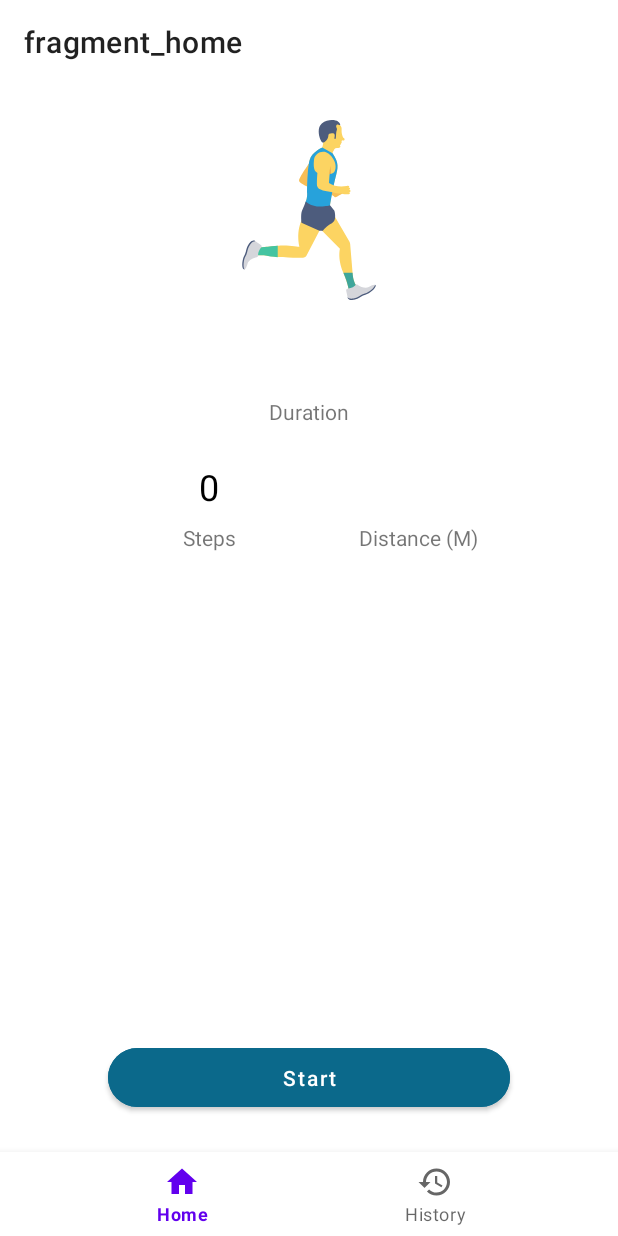
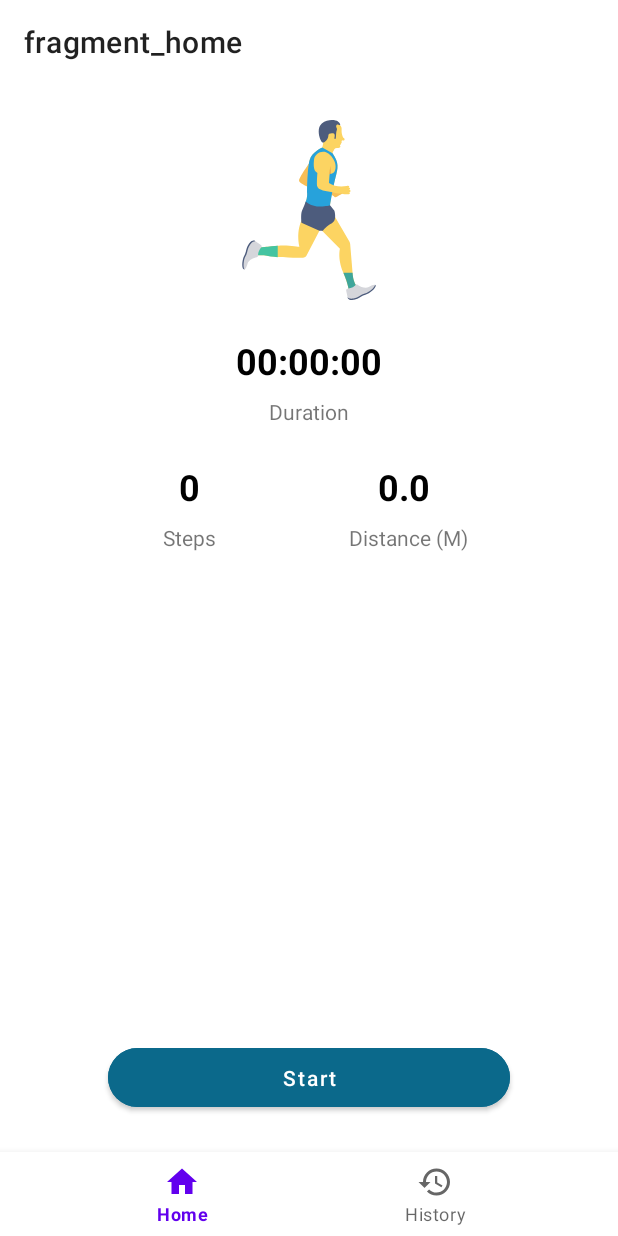
Before and after one commit to darwish1994/fitness, an Android app: the screen it shows after launch (MainActivity), after a tap on "Start", on a phone screen of 412 x 824 dp. Run offline under Robolectric (Android 15) with nearby library versions, the light colour scheme and no system bars; our stand-ins replace Dagger/Hilt's generated code, Room's generated code, navigation-ui; libraries missing offline, so code that uses them is left out: com.karumi.dexter; 1 statement that could not run was skipped.

Commit message:
organize home function

```diff
--- a/app/src/main/java/com/app/fitness/presenter/home/HomeFragment.kt
+++ b/app/src/main/java/com/app/fitness/presenter/home/HomeFragment.kt
@@ -1,5 +1,6 @@
 package com.app.fitness.presenter.home
 
+import android.os.Build
 import android.os.Bundle
 import android.view.View
 import androidx.fragment.app.viewModels
@@ -18,45 +19,43 @@ class HomeFragment : BaseFragment<FragmentHomeBinding>(), View.OnClickListener {
 
     override fun onViewCreated(view: View, savedInstanceState: Bundle?) {
         super.onViewCreated(view, savedInstanceState)
+        // check if it has register observer before
         if (!viewModel.currentSessionLiveData.hasActiveObservers())
             observe(viewModel.currentSessionLiveData, ::sessionObserver)
+
+        // check if it has register observer before
+        if (!viewModel.timerLiveData.hasActiveObservers())
+            observe(viewModel.timerLiveData,::timerObserver)
+
+        // get current session updates
         viewModel.getCurrentSession()
 
     }
 
+
+    /***
+     * observer for current session
+     * observe changes happen for it
+     * */
     private fun sessionObserver(session: Session?) {
+        binding.tvSteps.text = (session?.steps ?: 0).toString()
+        binding.tvDistance.text = viewModel.getDistanceCovered(session?.steps ?: 0)
+
         when (session?.status) {
-            Status.START -> {
-                binding.btnStart.toGone()
-                binding.btnResume.toGone()
-                binding.btnPause.toVisible()
-                binding.btnEnd.toVisible()
-                activity?.startLocationTracker()
-            }
-            Status.PAUSE -> {
-                binding.btnPause.toGone()
-                binding.btnResume.toVisible()
-                binding.btnEnd.toVisible()
-                activity?.stopLocationTracker()
-            }
-
-            Status.FINISHED -> {
-                binding.btnStart.toVisible()
-                binding.btnPause.toGone()
-                binding.btnResume.toGone()
-                binding.btnEnd.toGone()
-            }
-
+            Status.START -> sessionStarted()
+            Status.PAUSE -> sessionPaused()
+            Status.FINISHED -> sessionFinished()
         }
 
-        binding.tvSteps.text=(session?.steps?:0).toString()
+
 
     }
 
-    override fun setListener(){
+    override fun setListener() {
         binding.btnStart.setOnClickListener(this)
         binding.btnPause.setOnClickListener(this)
         binding.btnResume.setOnClickListener(this)
+        binding.btnEnd.setOnClickListener(this)
     }
 
     override fun onClick(p0: View?) {
@@ -64,25 +63,72 @@ class HomeFragment : BaseFragment<FragmentHomeBinding>(), View.OnClickListener {
             binding.btnStart.id -> startTracking()
             binding.btnPause.id -> viewModel.pauseSession()
             binding.btnResume.id -> viewModel.resumeSession()
-
-
+            binding.btnEnd.id -> viewModel.endSession()
         }
     }
 
+    /**
+     * check for location permission
+     * then create a session
+     * to start location trackting
+     * */
 
     private fun startTracking() {
         activity?.checkPermissions(
             arrayListOf(
                 android.Manifest.permission.ACCESS_FINE_LOCATION,
                 android.Manifest.permission.ACCESS_COARSE_LOCATION
-            ),
+
+            ).apply {
+                if (Build.VERSION.SDK_INT >= Build.VERSION_CODES.Q) {
+                    add(android.Manifest.permission.ACTIVITY_RECOGNITION)
+                }
+            },
             granted = {
                 viewModel.startSession()
             },
             denied = {}
         )
 
-
     }
 
+
+    /**
+     * observer fun for timer live data
+     * **/
+    private fun timerObserver(time:String?){
+        binding.tvTimer.text=time
+    }
+
+
+    /**
+     * fun responsible for action happen when session started
+     * */
+    private fun sessionStarted(){
+        viewModel.startTimer()
+        binding.btnStart.toGone()
+        binding.btnResume.toGone()
+        binding.btnPause.toVisible()
+        binding.btnEnd.toVisible()
+        activity?.startLocationTracker()
+    }
+    // action happen when user pause session
+    private fun sessionPaused(){
+        viewModel.pauseTimer()
+        binding.btnPause.toGone()
+        binding.btnResume.toVisible()
+        binding.btnEnd.toVisible()
+        activity?.stopLocationTracker()
+    }
+
+    private fun sessionFinished(){
+        viewModel.resetTimer()
+        binding.tvSteps.text="0"
+        binding.tvDistance.text="0"
+        binding.btnStart.toVisible()
+        binding.btnPause.toGone()
+        binding.btnResume.toGone()
+        binding.btnEnd.toGone()
+        activity?.stopLocationTracker()
+    }
 }
--- a/app/src/main/res/layout/fragment_home.xml
+++ b/app/src/main/res/layout/fragment_home.xml
@@ -25,11 +25,12 @@
         android:layout_marginTop="24dp"
         android:textColor="@color/black"
         android:textSize="24sp"
+        android:textStyle="bold"
         app:layout_constraintEnd_toEndOf="parent"
         app:layout_constraintHorizontal_bias="0.5"
         app:layout_constraintStart_toStartOf="parent"
         app:layout_constraintTop_toBottomOf="@+id/im_lable"
-        tools:text="00:00:00" />
+        android:text="00:00:00" />
 
 
     <TextView
@@ -49,13 +50,14 @@
         android:layout_width="wrap_content"
         android:layout_height="wrap_content"
         android:layout_marginTop="24dp"
+        android:text="0"
         android:textColor="@color/black"
         android:textSize="24sp"
+        android:textStyle="bold"
         app:layout_constraintEnd_toStartOf="@+id/tv_distance"
         app:layout_constraintHorizontal_bias="0.5"
         app:layout_constraintStart_toStartOf="parent"
-        app:layout_constraintTop_toBottomOf="@+id/tv_timer_title"
-        tools:text="0" />
+        app:layout_constraintTop_toBottomOf="@+id/tv_timer_title" />
 
     <TextView
         android:id="@+id/tv_steps_title"
@@ -73,14 +75,15 @@
         android:id="@+id/tv_distance"
         android:layout_width="wrap_content"
         android:layout_height="wrap_content"
+        android:text="0"
         android:textColor="@color/black"
         android:textSize="24sp"
+        android:textStyle="bold"
         app:layout_constraintBottom_toBottomOf="@id/tv_steps"
         app:layout_constraintEnd_toEndOf="parent"
         app:layout_constraintHorizontal_bias="0.5"
         app:layout_constraintStart_toEndOf="@+id/tv_steps"
-        app:layout_constraintTop_toTopOf="@+id/tv_steps"
-        tools:text="0" />
+        app:layout_constraintTop_toTopOf="@+id/tv_steps" />
 
     <TextView
         android:id="@+id/tv_distance_title"
```
